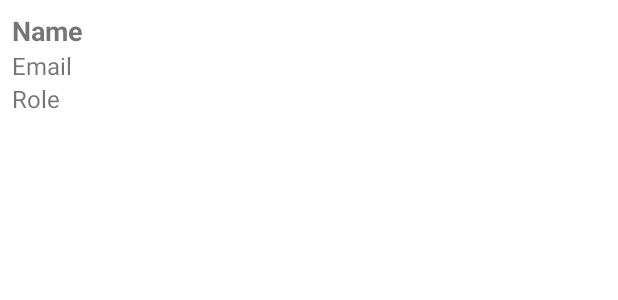
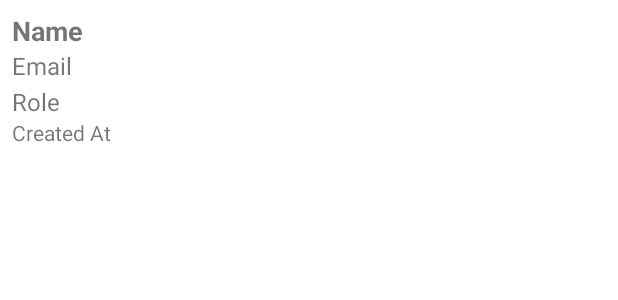
Before and after one commit to alex-sumy-ua/eventium-frontend, an Android app built with Jetpack Compose: the layout user_item.xml on its own in the app's theme, with its tools: preview values and no code run, on a phone screen of 412 x 824 dp. Shown: the top 300 px of the screen. Run offline under Robolectric (Android 15) with nearby library versions, the phone set to English and light mode, and no system bars.

Commit message:
refactoring: user_item.xml - to make an appropriate user-view

```diff
--- a/app/src/main/AndroidManifest.xml
+++ b/app/src/main/AndroidManifest.xml
@@ -10,6 +10,7 @@
         android:label="@string/app_name"
         android:roundIcon="@mipmap/ic_launcher_round"
         android:supportsRtl="true"
+        android:usesCleartextTraffic="true"
         android:theme="@style/Theme.EventiumFrontend"
         tools:ignore="ExtraText">
         android:networkSecurityConfig="@xml/network_security_config"
--- a/app/src/main/java/com/gamboom/eventiumfrontend/util/UserAdapter.java
+++ b/app/src/main/java/com/gamboom/eventiumfrontend/util/UserAdapter.java
@@ -40,6 +40,7 @@ public class UserAdapter extends RecyclerView.Adapter<UserAdapter.UserViewHolder
         holder.userName.setText(user.getName());
         holder.userEmail.setText(user.getEmail());
         holder.userRole.setText(user.getRole().toString()); // Display role (ADMIN, STAFF, MEMBER)
+        holder.userCreatedAt.setText(user.getCreatedAt().toString());
     }
 
     @Override
@@ -48,13 +49,14 @@ public class UserAdapter extends RecyclerView.Adapter<UserAdapter.UserViewHolder
     }
 
     public static class UserViewHolder extends RecyclerView.ViewHolder {
-        TextView userName, userEmail, userRole;
+        TextView userName, userEmail, userRole, userCreatedAt;
 
         public UserViewHolder(View itemView) {
             super(itemView);
             userName = itemView.findViewById(R.id.userName);
             userEmail = itemView.findViewById(R.id.userEmail);
             userRole = itemView.findViewById(R.id.userRole);
+            userCreatedAt = itemView.findViewById(R.id.userCreatedAt);
         }
     }
 
--- a/app/src/main/res/layout/user_item.xml
+++ b/app/src/main/res/layout/user_item.xml
@@ -24,7 +24,8 @@
         android:textSize="16sp"
         app:layout_constraintStart_toStartOf="parent"
         app:layout_constraintTop_toBottomOf="@id/userName"
-        app:layout_constraintEnd_toEndOf="parent" />
+        app:layout_constraintEnd_toEndOf="parent"
+        android:layout_marginBottom="2dp" />
 
     <TextView
         android:id="@+id/userRole"
@@ -35,5 +36,17 @@
         app:layout_constraintStart_toStartOf="parent"
         app:layout_constraintTop_toBottomOf="@id/userEmail"
         app:layout_constraintEnd_toEndOf="parent"
+        android:layout_marginTop="2dp" /> <!-- Removed constraintBottom_toBottomOf -->
+
+    <TextView
+        android:id="@+id/userCreatedAt"
+        android:layout_width="0dp"
+        android:layout_height="wrap_content"
+        android:text="Created At"
+        android:textSize="14sp"
+        app:layout_constraintStart_toStartOf="parent"
+        app:layout_constraintTop_toBottomOf="@id/userRole"
+        app:layout_constraintEnd_toEndOf="parent"
         app:layout_constraintBottom_toBottomOf="parent" />
+
 </androidx.constraintlayout.widget.ConstraintLayout>
```
